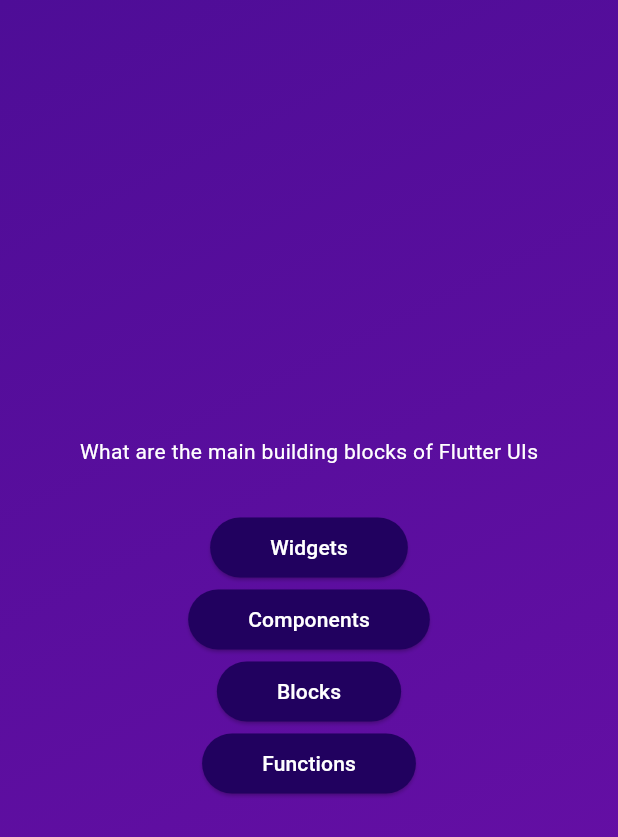
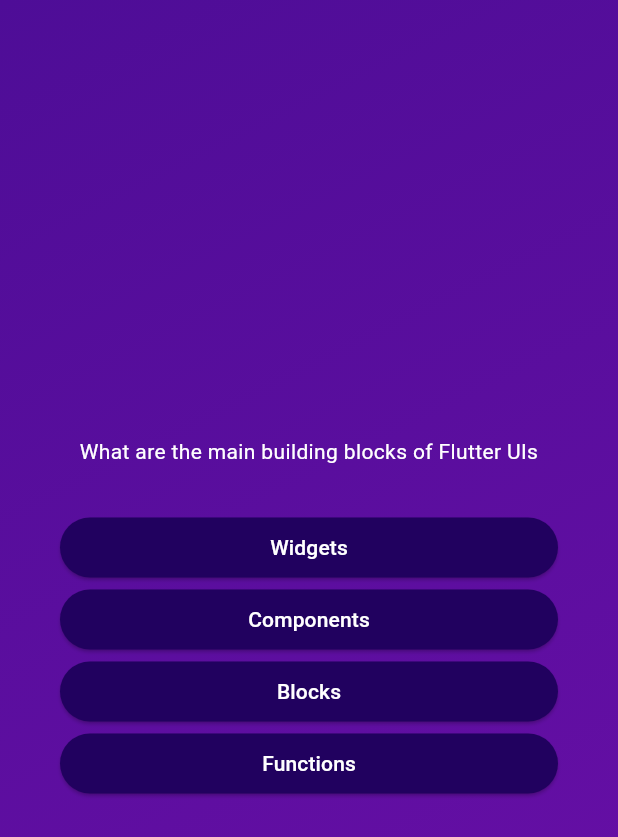
Before and after one commit to ghaith990000/flutter_quiz_app, a Flutter app: the screen it shows after launch, after a tap on "Start Quiz", on a phone screen of 412 x 824 dp. Shown: the top 837 px of the screen. Run offline on Flutter 3.47's test engine with Material 3 defaults, Android fonts, the phone set to English and light mode, and no system bars.

Commit message:
make the answer buttons to stretch

```diff
--- a/lib/questions_screen.dart
+++ b/lib/questions_screen.dart
@@ -15,17 +15,21 @@ class _QuestionsScreenState extends State<QuestionsScreen> {
     final currentQuestion = questions[0];
     return SizedBox(
       width: double.infinity,
+      child: Container(
+        margin: const EdgeInsets.all(40),
         child: Column(
           mainAxisAlignment: MainAxisAlignment.center,
+          crossAxisAlignment: CrossAxisAlignment.stretch,
           children: [
           Text(currentQuestion.text, style: const TextStyle(
             color: Colors.white
-        )),
+          ), textAlign: TextAlign.center,),
           const SizedBox(height: 30),
           ...currentQuestion.answers.map((answer){
             return AnswerButton(answerText: answer, onTap: (){});
           }),
-      ])
+        ]),
+      )
     );
   }
 }
```
Lines whose indentation alone changed are shown as unchanged.
